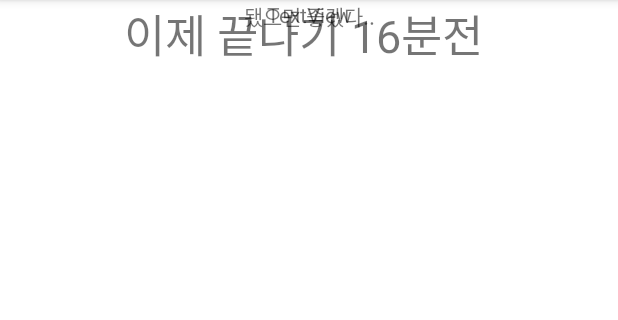
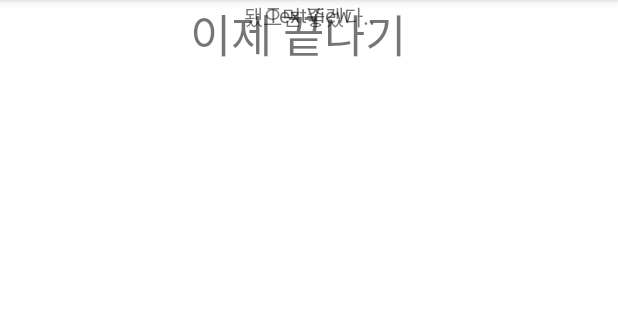
Before and after one commit to ddddabi/GURU2_project, an Android app: the screen it shows after launch (MainActivity), on a phone screen of 412 x 824 dp, the part 84-404 px from its top. Run offline under Robolectric (Android 15) with nearby library versions, the phone set to English and light mode, and no system bars.

Commit message:
수정완

```diff
--- a/app/src/main/res/layout/activity_main.xml
+++ b/app/src/main/res/layout/activity_main.xml
@@ -10,7 +10,7 @@
         android:id="@+id/textView"
         android:layout_width="wrap_content"
         android:layout_height="wrap_content"
-        android:text="이제 끝나기 16분전 "
+        android:text="이제 끝나기  "
         android:textSize="30dp"
         app:layout_constraintEnd_toEndOf="parent"
         app:layout_constraintStart_toStartOf="parent"
```
